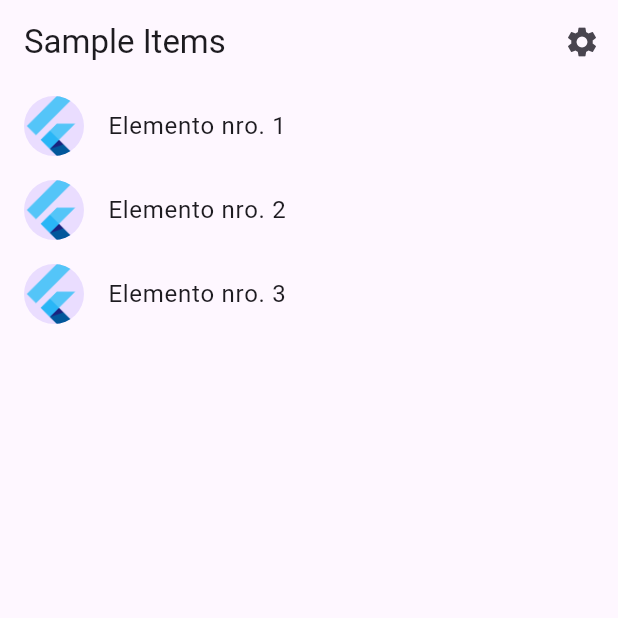
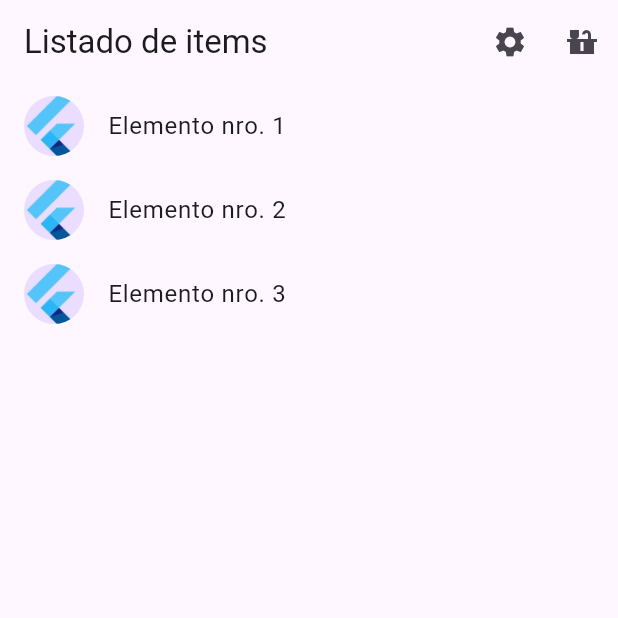
Before and after one commit to GatoJustiniano/flutter, a Flutter app: the screen it shows after launch, on a phone screen of 412 x 824 dp, the top half of it. Run offline on Flutter 3.47's test engine with Material 3 defaults, Android fonts, the light colour scheme and no system bars; generated files the repository leaves out were written again.

Commit message:
seccion one

```diff
--- a/lib/src/app.dart
+++ b/lib/src/app.dart
@@ -1,5 +1,6 @@
 import 'package:flutter/material.dart';
 import 'package:flutter_gen/gen_l10n/app_localizations.dart';
+import 'package:flutter_la_garrita/presentation/screen/counter_screen.dart';
 import 'package:flutter_localizations/flutter_localizations.dart';
 
 import 'sample_feature/sample_item_details_view.dart';
@@ -34,7 +35,9 @@ class MyApp extends StatelessWidget {
           ],
           onGenerateTitle: (BuildContext context) =>
               AppLocalizations.of(context)!.appTitle,
-          theme: ThemeData(),
+          theme: ThemeData(
+            useMaterial3: true
+          ),
           darkTheme: ThemeData.dark(),
           themeMode: settingsController.themeMode,
           debugShowCheckedModeBanner: false,
@@ -48,6 +51,8 @@ class MyApp extends StatelessWidget {
                     return SettingsView(controller: settingsController);
                   case SampleItemDetailsView.routeName:
                     return const SampleItemDetailsView();
+                  case CounterScreen.routeName:
+                    return const CounterScreen();
                   case SampleItemListView.routeName:
                   default:
                     return const SampleItemListView();
--- a/lib/src/sample_feature/sample_item_list_view.dart
+++ b/lib/src/sample_feature/sample_item_list_view.dart
@@ -1,4 +1,5 @@
 import 'package:flutter/material.dart';
+import 'package:flutter_la_garrita/presentation/screen/counter_screen.dart';
 
 import '../settings/settings_view.dart';
 import 'sample_item.dart';
@@ -19,30 +20,23 @@ class SampleItemListView extends StatelessWidget {
   Widget build(BuildContext context) {
     return Scaffold(
       appBar: AppBar(
-        title: const Text('Sample Items'),
+        title: const Text('Listado de items'),
         actions: [
           IconButton(
             icon: const Icon(Icons.settings),
             onPressed: () {
-              // Navigate to the settings page. If the user leaves and returns
-              // to the app after it has been killed while running in the
-              // background, the navigation stack is restored.
               Navigator.restorablePushNamed(context, SettingsView.routeName);
+            },
+          ),
+          IconButton(
+            icon: const Icon(Icons.countertops_sharp),
+            onPressed: () {
+              Navigator.restorablePushNamed(context, CounterScreen.routeName);
             },
           ),
         ],
       ),
-
-      // To work with lists that may contain a large number of items, it’s best
-      // to use the ListView.builder constructor.
-      //
-      // In contrast to the default ListView constructor, which requires
-      // building all Widgets up front, the ListView.builder constructor lazily
-      // builds Widgets as they’re scrolled into view.
       body: ListView.builder(
-        // Providing a restorationId allows the ListView to restore the
-        // scroll position when a user leaves and returns to the app after it
-        // has been killed while running in the background.
         restorationId: 'sampleItemListView',
         itemCount: items.length,
         itemBuilder: (BuildContext context, int index) {
@@ -51,13 +45,9 @@ class SampleItemListView extends StatelessWidget {
           return ListTile(
             title: Text('Elemento nro. ${item.id}'),
             leading: const CircleAvatar(
-              // Display the Flutter Logo image asset.
               foregroundImage: AssetImage('assets/images/flutter_logo.png'),
             ),
             onTap: () {
-              // Navigate to the details page. If the user leaves and returns to
-              // the app after it has been killed while running in the
-              // background, the navigation stack is restored.
               Navigator.restorablePushNamed(
                 context,
                 SampleItemDetailsView.routeName,
@@ -65,6 +55,7 @@ class SampleItemListView extends StatelessWidget {
             }
           );
         },
+
       ),
     );
   }
```
Also changed, not shown: lib/presentation/screen/counter_screen.dart (added, +42 -0 lines).
